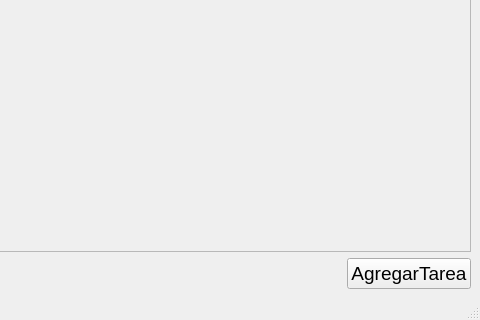
First picture: the form in mainwindow.ui, repository glimp-ly/To_Do_List_App, before the edit; both pictures show x 758 to 1238 and y 310 to 630 of the 1238 by 630 pixel window.
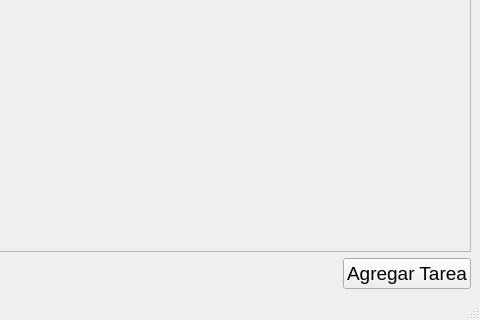
Second picture: the form after the edit.

Commit message: Commit_21 Actualizacio, se añaden shorcuts a la venta principal

Patch:
```diff
--- a/mainwindow.ui
+++ b/mainwindow.ui
@@ -142,7 +142,13 @@
          </font>
         </property>
         <property name="text">
-         <string>AgregarTarea</string>
+         <string>Agregar Tarea</string>
+        </property>
+        <property name="shortcut">
+         <string/>
+        </property>
+        <property name="checkable">
+         <bool>false</bool>
         </property>
        </widget>
       </item>
```
Left out of the diff: 3 changed lines with no effect on the pictures. The commit also changes 1 other file.
